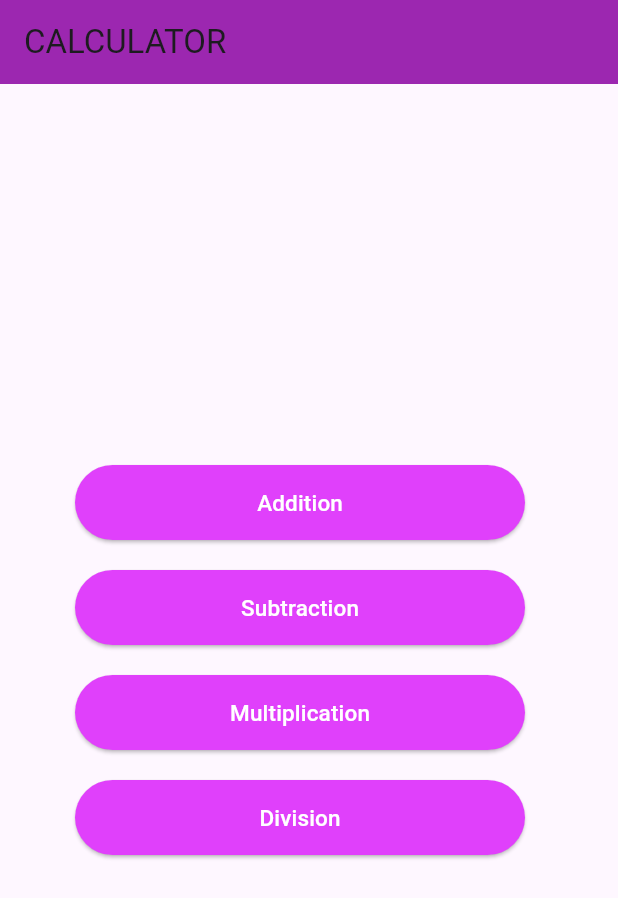
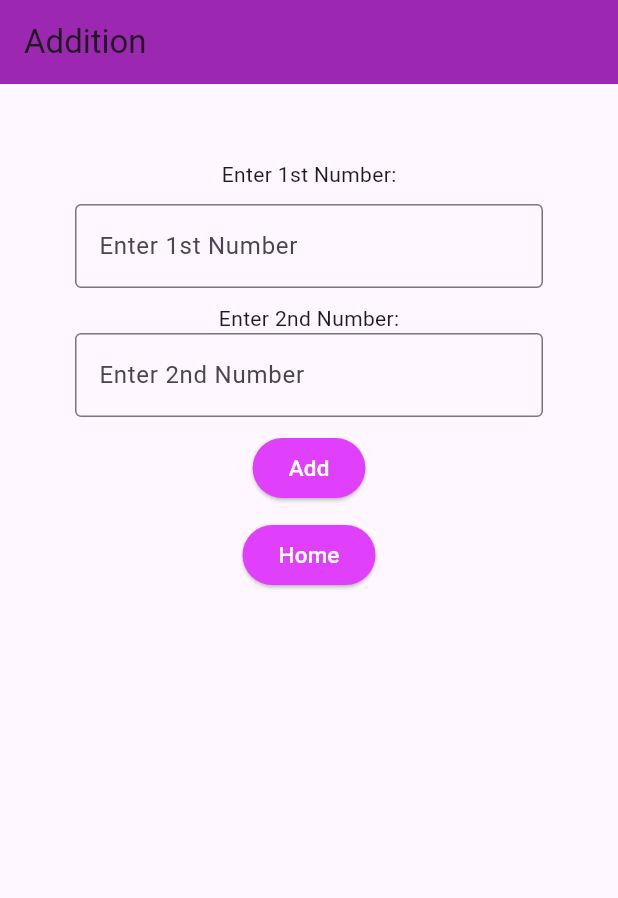
Before and after one commit to safabeegum/CALCULATOR_FLUTTER, a Flutter app: the screen it shows after launch, after a tap on "Addition", on a phone screen of 412 x 824 dp. Shown: the top 898 px of the screen. Run offline on Flutter 3.47's test engine with Material 3 defaults, Android fonts, the phone set to English and light mode, and no system bars.

Commit message:
Addition Created

```diff
--- /dev/null
+++ b/lib/pages/addition.dart
@@ -0,0 +1,72 @@
+import 'package:flutter/material.dart';
+
+class Addition extends StatelessWidget {
+  const Addition({super.key});
+
+  @override
+  Widget build(BuildContext context) {
+    return MaterialApp(
+      home: Scaffold(
+        appBar: AppBar(
+          title: Text("Addition"),
+          backgroundColor: Colors.purple,
+        ),
+        body: Container(
+          child: Padding(
+            padding: const EdgeInsets.all(50.0),
+            child: Column(
+              children: [
+                Text("Enter 1st Number:"),
+                SizedBox(
+                  height: 10,
+                ),
+                TextField(
+                  decoration: InputDecoration(
+                      border: OutlineInputBorder(),
+                      hintText: "Enter 1st Number"),
+                ),
+                SizedBox(
+                  height: 10,
+                ),
+                Text("Enter 2nd Number:"),
+                TextField(
+                  decoration: InputDecoration(
+                      border: OutlineInputBorder(),
+                      hintText: "Enter 2nd Number"),
+                ),
+                SizedBox(
+                  height: 10,
+                  width: 30,
+                ),
+                ElevatedButton(
+                    style: ElevatedButton.styleFrom(
+                        backgroundColor: Colors.purpleAccent),
+                    onPressed: () {},
+                    child: Text("Add",
+                        style: TextStyle(
+                          color: Colors.white,
+                          fontSize: 15,
+                        ))),
+                SizedBox(
+                  height: 10,
+                  width: 30,
+                ),
+                ElevatedButton(
+                    style: ElevatedButton.styleFrom(
+                        backgroundColor: Colors.purpleAccent),
+                    onPressed: () {
+                      Navigator.pop(context);
+                    },
+                    child: Text("Home",
+                        style: TextStyle(
+                          color: Colors.white,
+                          fontSize: 15,
+                        )))
+              ],
+            ),
+          ),
+        ),
+      ),
+    );
+  }
+}
--- a/lib/pages/home.dart
+++ b/lib/pages/home.dart
@@ -1,5 +1,5 @@
+import 'package:calculator/pages/addition.dart';
 import 'package:flutter/material.dart';
-
 
 class Home extends StatelessWidget {
   const Home({super.key});
@@ -19,16 +19,21 @@ class Home extends StatelessWidget {
                   style: ElevatedButton.styleFrom(
                     backgroundColor: Colors.purpleAccent,
                   ),
-                  onPressed: (){
-
-                  }, child: Text("Addition",
+                  onPressed: () {
+                    Navigator.push(context,
+                        MaterialPageRoute(builder: (context) => Addition()));
+                  },
+                  child: Text(
+                    "Addition",
                     style: TextStyle(
                       color: Colors.white,
                       fontSize: 15,
-                ),)),
                     ),
-
-            SizedBox(height: 20,),
+                  )),
+            ),
+            SizedBox(
+              height: 20,
+            ),
             SizedBox(
               width: 300,
               height: 50,
@@ -36,33 +41,36 @@ class Home extends StatelessWidget {
                   style: ElevatedButton.styleFrom(
                     backgroundColor: Colors.purpleAccent,
                   ),
-                  onPressed: (){
-
-                  }, child: Text("Subtraction",
+                  onPressed: () {},
+                  child: Text(
+                    "Subtraction",
                     style: TextStyle(
                       color: Colors.white,
                       fontSize: 15,
-                ),)),
                     ),
-
-            SizedBox(height: 20,),
+                  )),
+            ),
+            SizedBox(
+              height: 20,
+            ),
             SizedBox(
               width: 300,
               height: 50,
               child: ElevatedButton(
                   style: ElevatedButton.styleFrom(
-                      backgroundColor: Colors.purpleAccent
-                  ),
-                  onPressed: (){
-
-                  }, child: Text("Multiplication",
+                      backgroundColor: Colors.purpleAccent),
+                  onPressed: () {},
+                  child: Text(
+                    "Multiplication",
                     style: TextStyle(
                       color: Colors.white,
                       fontSize: 15,
-                ),)),
                     ),
-
-            SizedBox(height: 20,),
+                  )),
+            ),
+            SizedBox(
+              height: 20,
+            ),
             SizedBox(
               width: 300,
               height: 50,
@@ -70,13 +78,14 @@ class Home extends StatelessWidget {
                   style: ElevatedButton.styleFrom(
                     backgroundColor: Colors.purpleAccent,
                   ),
-                  onPressed: (){
-
-                  }, child: Text("Division",
+                  onPressed: () {},
+                  child: Text(
+                    "Division",
                     style: TextStyle(
                       color: Colors.white,
                       fontSize: 15,
-                ),)),
+                    ),
+                  )),
             ),
           ],
         ),
```
Also changed, not shown: lib/main.dart (+4 -4 lines). Lines whose indentation alone changed are shown as unchanged.
